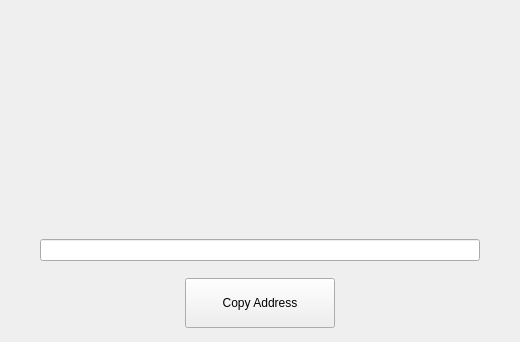
Before: the Qt Designer form src/qt/forms/receivetokenpage.ui in qtumproject/qtum, drawn with Qt 5.
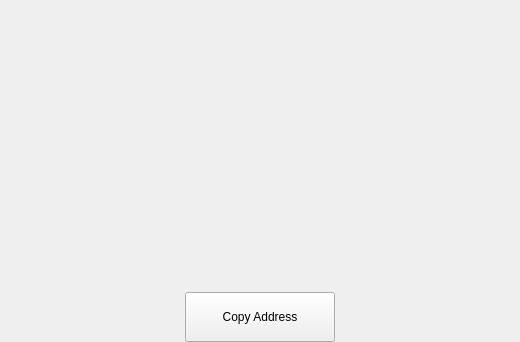
After: the same form once the commit is applied.

Commit message: QRC Token GUI changes.

The edit to the form file:
```diff
--- a/src/qt/forms/receivetokenpage.ui
+++ b/src/qt/forms/receivetokenpage.ui
@@ -23,6 +23,9 @@
    <property name="rightMargin">
     <number>40</number>
    </property>
+   <property name="bottomMargin">
+    <number>0</number>
+   </property>
    <item>
     <layout class="QHBoxLayout" name="horizontalLayout_2">
      <item>
@@ -49,23 +52,13 @@
      </item>
     </layout>
    </item>
-   <item>
-    <widget class="QLineEdit" name="lineEditAmount">
-     <property name="styleSheet">
-      <string notr="true"/>
-     </property>
-     <property name="alignment">
-      <set>Qt::AlignCenter</set>
-     </property>
-    </widget>
-   </item>
    <item>
     <spacer name="verticalSpacer">
      <property name="orientation">
       <enum>Qt::Vertical</enum>
      </property>
      <property name="sizeType">
-      <enum>QSizePolicy::Fixed</enum>
+      <enum>QSizePolicy::Expanding</enum>
      </property>
      <property name="sizeHint" stdset="0">
       <size>
```
The commit also changes 6 other files.
